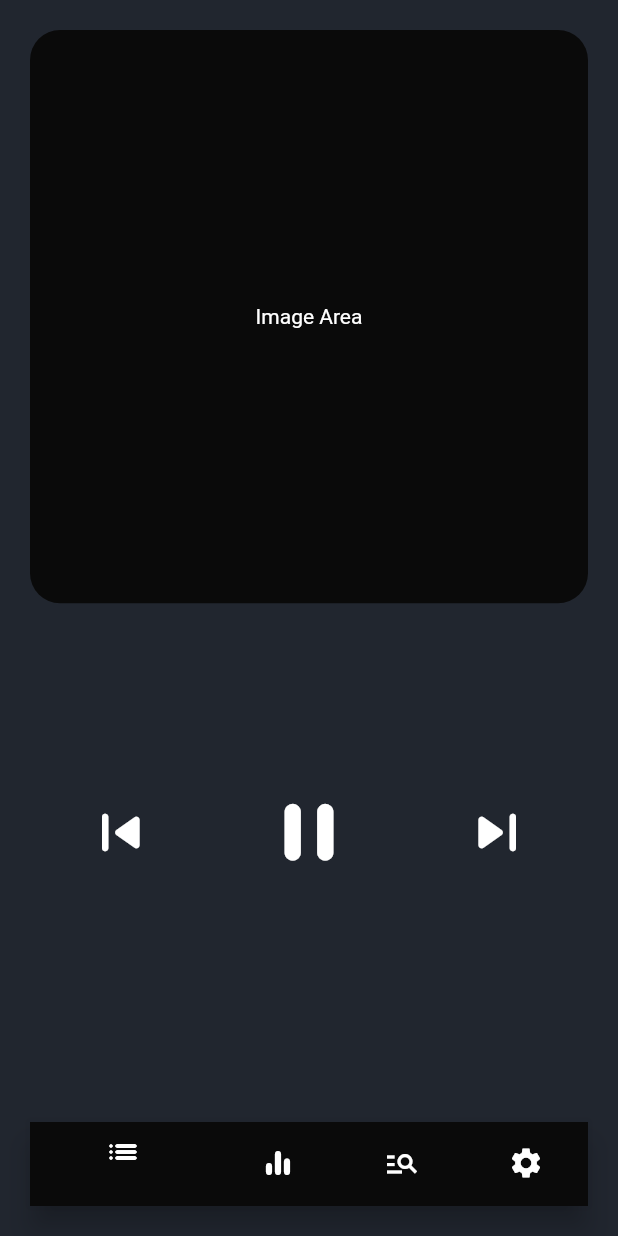
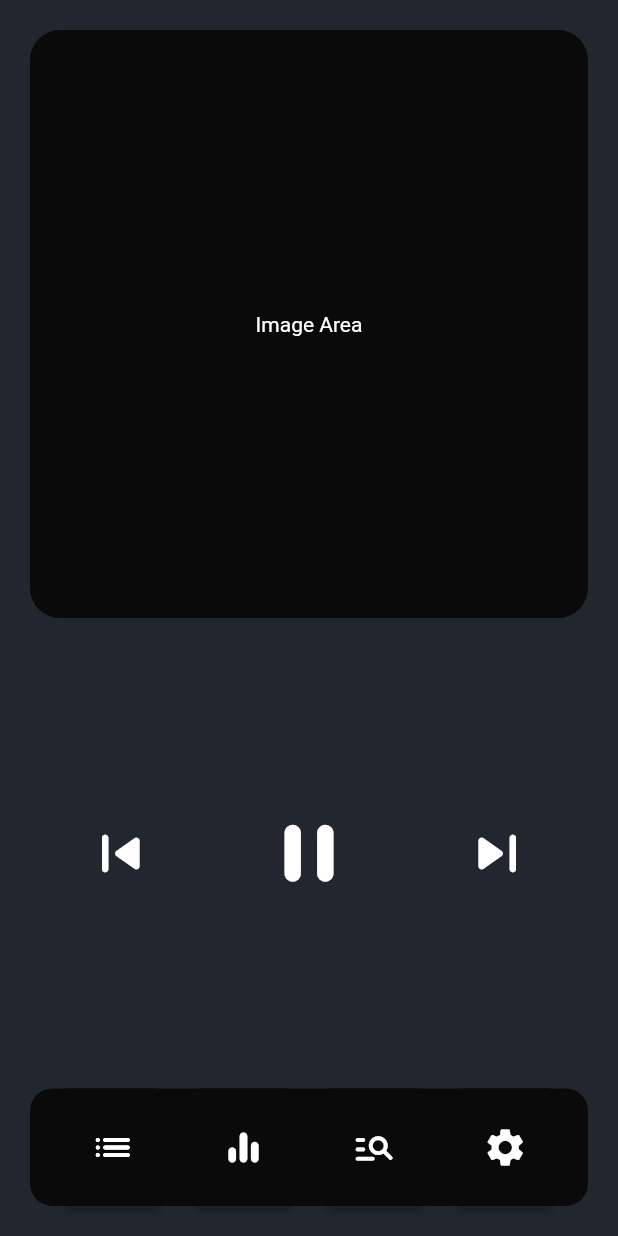
Before and after one commit to DhrupamP/Music-Player_flutter, a Flutter app: the screen it shows after launch, on a phone screen of 412 x 824 dp. Run offline on Flutter 3.47's test engine with Material 2 defaults, Android fonts, the phone set to English and light mode, and no system bars.

Commit message:
Add Search Button Functionality

```diff
--- a/lib/main.dart
+++ b/lib/main.dart
@@ -1,6 +1,7 @@
 import 'package:flutter/material.dart';
 import 'package:music_player/components/splash_screen.dart';
 import 'package:music_player/screens/home_screen.dart';
+import 'package:music_player/screens/search_screen.dart';
 import 'package:music_player/utilities/constants.dart';
 
 void main() {
@@ -18,6 +19,7 @@ class MyApp extends StatelessWidget {
       routes: <String, WidgetBuilder>{
         SPLASH_SCREEN: (BuildContext context) => SplashScreen(),
         HOME_SCREEN: (BuildContext context) => HomeScreen(),
+        SEARCH_SCREEN: (BuildContext context) => const SearchScreen(),
         //GRID_ITEM_DETAILS_SCREEN: (BuildContext context) => GridItemDetails(),
       },
     );
--- a/lib/screens/home_screen.dart
+++ b/lib/screens/home_screen.dart
@@ -1,5 +1,6 @@
 import 'package:flutter/cupertino.dart';
 import 'package:flutter/material.dart';
+import 'package:music_player/utilities/constants.dart';
 import 'package:music_player/utilities/style.dart';
 import 'package:music_player/components/navigation_bar.dart';
 
@@ -89,81 +90,81 @@ class HomeScreen extends StatelessWidget {
                 ),
               ),
 
-              // Expanded(
-              //   flex: 1,
-              //   child: Container(
-              //     decoration: const BoxDecoration(
-              //       color: kSecondaryColor,
-              //       borderRadius: BorderRadius.all(
-              //         Radius.circular(15.0),
-              //       ),
-              //     ),
-              //     child: Row(
-              //       mainAxisAlignment: MainAxisAlignment.spaceEvenly,
-              //       crossAxisAlignment: CrossAxisAlignment.stretch,
-              //       children: [
-              //         ElevatedButton(
-              //           style: ElevatedButton.styleFrom(
-              //             primary: kSecondaryColor,
-              //           ),
-              //           child: const Icon(
-              //             Icons.list_rounded,
-              //             color: Colors.white,
-              //             size: 30.0,
-              //           ),
-              //           onPressed: () {
-              //             print('Clicked List Button');
-              //           },
-              //         ),
-              //         ElevatedButton(
-              //           style: ElevatedButton.styleFrom(
-              //             primary: kSecondaryColor,
-              //           ),
-              //           child: const Icon(
-              //             Icons.equalizer_rounded,
-              //             color: Colors.white,
-              //             size: 30.0,
-              //           ),
-              //           onPressed: () {
-              //             print('Clicked Equalizer Button');
-              //           },
-              //         ),
-              //         ElevatedButton(
-              //           style: ElevatedButton.styleFrom(
-              //             primary: kSecondaryColor,
-              //           ),
-              //           child: const Icon(
-              //             Icons.manage_search_rounded,
-              //             color: Colors.white,
-              //             size: 30.0,
-              //           ),
-              //           onPressed: () {
-              //             print('Clicked Search Button');
-              //           },
-              //         ),
-              //         ElevatedButton(
-              //           style: ElevatedButton.styleFrom(
-              //             primary: kSecondaryColor,
-              //           ),
-              //           child: const Icon(
-              //             Icons.settings,
-              //             color: Colors.white,
-              //             size: 30.0,
-              //           ),
-              //           onPressed: () {
-              //             print('Clicked settings Button');
-              //           },
-              //         ),
-              //       ],
-              //     ),
-              //   ),
-              // ),
-
+              Expanded(
+                flex: 1,
+                child: Container(
+                  decoration: const BoxDecoration(
+                    color: kSecondaryColor,
+                    borderRadius: BorderRadius.all(
+                      Radius.circular(15.0),
+                    ),
+                  ),
+                  child: Row(
+                    mainAxisAlignment: MainAxisAlignment.spaceEvenly,
+                    crossAxisAlignment: CrossAxisAlignment.stretch,
+                    children: [
+                      ElevatedButton(
+                        style: ElevatedButton.styleFrom(
+                          primary: kSecondaryColor,
+                        ),
+                        child: const Icon(
+                          Icons.list_rounded,
+                          color: Colors.white,
+                          size: 30.0,
+                        ),
+                        onPressed: () {
+                          print('Clicked List Button');
+                        },
+                      ),
+                      ElevatedButton(
+                        style: ElevatedButton.styleFrom(
+                          primary: kSecondaryColor,
+                        ),
+                        child: const Icon(
+                          Icons.equalizer_rounded,
+                          color: Colors.white,
+                          size: 30.0,
+                        ),
+                        onPressed: () {
+                          print('Clicked Equalizer Button');
+                        },
+                      ),
+                      ElevatedButton(
+                        style: ElevatedButton.styleFrom(
+                          primary: kSecondaryColor,
+                        ),
+                        child: const Icon(
+                          Icons.manage_search_rounded,
+                          color: Colors.white,
+                          size: 30.0,
+                        ),
+                        onPressed: () {
+                          // print('Clicked Search Button');
+                          Navigator.pushNamed(context, SEARCH_SCREEN);
+                        },
+                      ),
+                      ElevatedButton(
+                        style: ElevatedButton.styleFrom(
+                          primary: kSecondaryColor,
+                        ),
+                        child: const Icon(
+                          Icons.settings,
+                          color: Colors.white,
+                          size: 30.0,
+                        ),
+                        onPressed: () {
+                          print('Clicked settings Button');
+                        },
+                      ),
+                    ],
+                  ),
+                ),
+              ),
             ],
           ),
         ),
       ),
-      bottomNavigationBar: const NavigationBar(),
+      // bottomNavigationBar: const NavigationBar(),
     );
   }
 }
--- a/lib/utilities/constants.dart
+++ b/lib/utilities/constants.dart
@@ -2,3 +2,5 @@
 String SPLASH_SCREEN='SPLASH_SCREEN';
 // ignore: non_constant_identifier_names
 String HOME_SCREEN='HOME_SCREEN';
+// ignore: non_constant_identifier_names
+String SEARCH_SCREEN='SEARCH_SCREEN';
```
